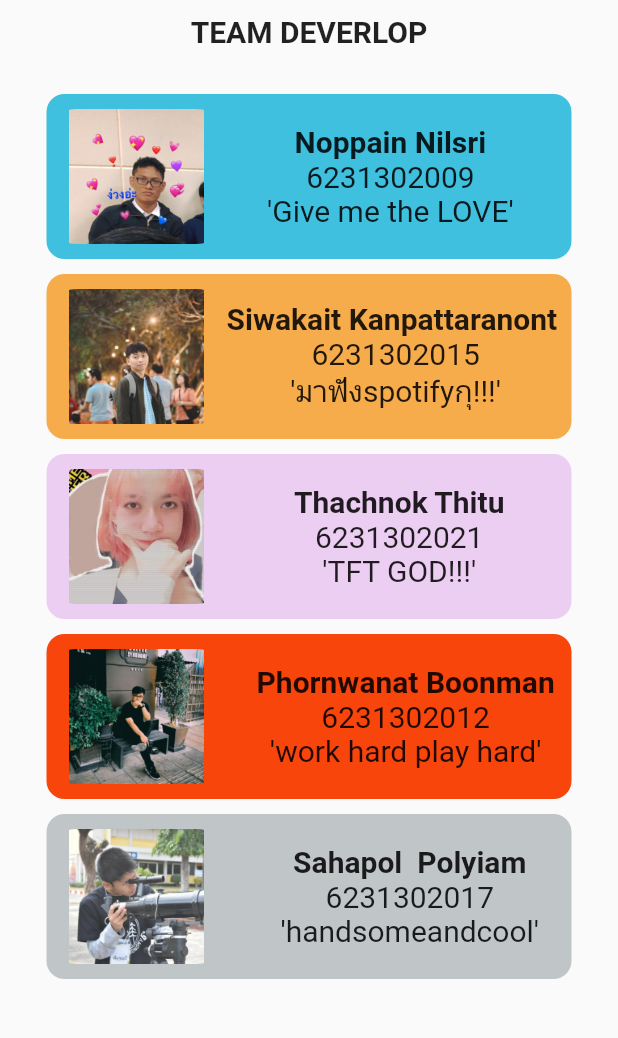
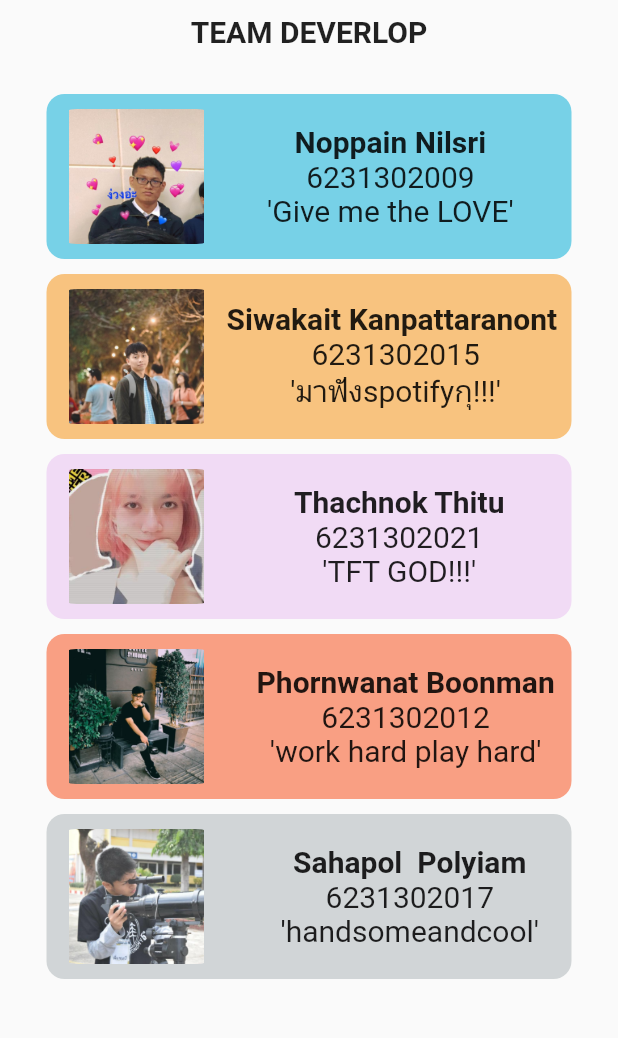
Before and after one commit to boraprae/ONEN-DICTIONARY, a Flutter app: the screen it shows after launch, on a phone screen of 412 x 824 dp, the part 71-1109 px from its top. Run offline on Flutter 3.47's test engine with Material 2 defaults, Android fonts, the phone set to English and light mode, and no system bars.

Commit message:
fix color opacity

```diff
--- a/onen/lib/welcomepage.dart
+++ b/onen/lib/welcomepage.dart
@@ -54,7 +54,7 @@ class _WelcomepageState extends State<Welcomepage> {
               width: 350,
               decoration: BoxDecoration(
                 borderRadius: BorderRadius.circular(12),
-                color: const Color(0xFF3FC0DF),
+                color: const Color(0xFF3FC0DF).withOpacity(0.7),
               ),
               child: Row(
                 children: [
@@ -120,7 +120,7 @@ class _WelcomepageState extends State<Welcomepage> {
               width: 350,
               decoration: BoxDecoration(
                 borderRadius: BorderRadius.circular(12),
-                color: const Color(0xFFF7AC4B),
+                color: const Color(0xFFF7AC4B).withOpacity(0.7),
               ),
               child: Row(
                 children: [
@@ -183,7 +183,7 @@ class _WelcomepageState extends State<Welcomepage> {
               width: 350,
               decoration: BoxDecoration(
                 borderRadius: BorderRadius.circular(12),
-                color: const Color(0xFFEDCEF3),
+                color: const Color(0xFFEDCEF3).withOpacity(0.7),
               ),
               child: Row(
                 children: [
@@ -249,7 +249,7 @@ class _WelcomepageState extends State<Welcomepage> {
               width: 350,
               decoration: BoxDecoration(
                 borderRadius: BorderRadius.circular(12),
-                color: const Color(0xFFF8450C),
+                color: const Color(0xFFF8450C).withOpacity(0.5),
               ),
               child: Row(
                 children: [
@@ -315,7 +315,7 @@ class _WelcomepageState extends State<Welcomepage> {
               width: 350,
               decoration: BoxDecoration(
                 borderRadius: BorderRadius.circular(12),
-                color: const Color(0xFFC0C6C8),
+                color: const Color(0xFFC0C6C8).withOpacity(0.7),
               ),
               child: Row(
                 children: [
```
